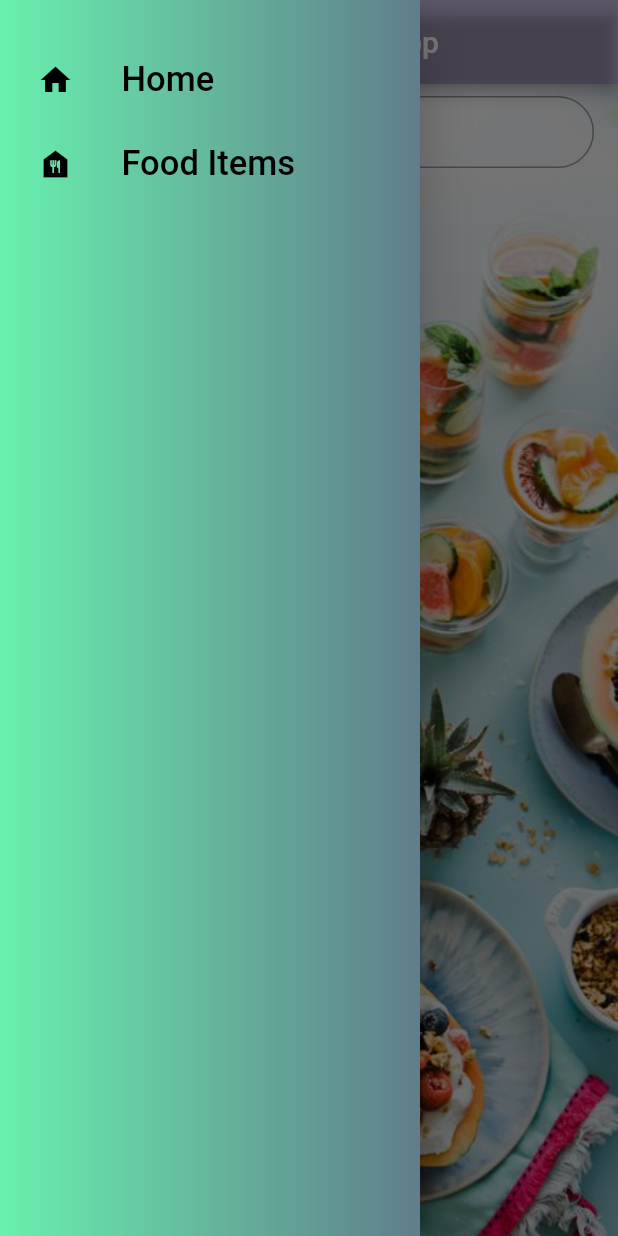
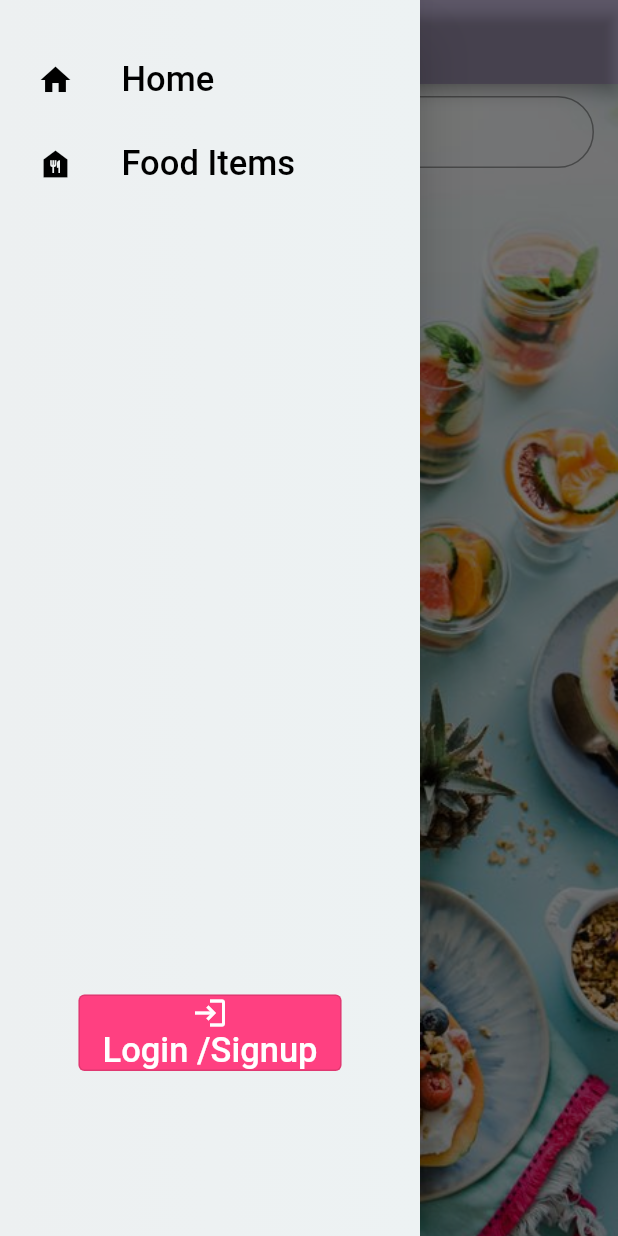
Before and after one commit to nyni123/recipeApp, a Flutter app: the screen it shows after launch, with the side drawer open, on a phone screen of 412 x 824 dp. Run offline on Flutter 3.47's test engine with Material 2 defaults, Android fonts, the phone set to English and light mode, and no system bars.

Commit message:
Added Login Page with some minor changes

```diff
--- a/lib/list_view.dart
+++ b/lib/list_view.dart
@@ -1,4 +1,5 @@
 import 'package:RecipeApp/food_items.dart';
+import 'package:RecipeApp/login.dart';
 import 'package:flutter/material.dart';
 
 class ListViewContanier extends StatelessWidget {
@@ -6,6 +7,11 @@ class ListViewContanier extends StatelessWidget {
 
   final String text1;
   final String text2;
+
+  void buttonPressed() {
+    Colors.amber;
+  }
+
   @override
   Widget build(context) {
     return Column(
@@ -15,10 +21,7 @@ class ListViewContanier extends StatelessWidget {
           children: [
             ListTile(
               contentPadding: EdgeInsets.zero,
-              leading: const Icon(
-                Icons.home,
-                color: Colors.black,
-              ),
+              leading: const Icon(Icons.home, color: Colors.black),
               title: Text(
                 text1,
                 textAlign: TextAlign.left,
@@ -45,6 +48,28 @@ class ListViewContanier extends StatelessWidget {
             ),
           ],
         ),
+        const Padding(padding: EdgeInsets.all(263)),
+        OutlinedButton(
+          style: const ButtonStyle(
+              backgroundColor: MaterialStatePropertyAll(Colors.pinkAccent)),
+          onPressed: () {
+            Navigator.push(context,
+                MaterialPageRoute(builder: (context) => const Login()));
+          },
+          child: Column(
+            children: const [
+              Icon(
+                Icons.login,
+                color: Colors.white,
+              ),
+              Text(
+                'Login /Signup',
+                style: TextStyle(fontSize: 23, color: Colors.white),
+                textAlign: TextAlign.center,
+              ),
+            ],
+          ),
+        ),
       ],
     );
   }
--- a/lib/main.dart
+++ b/lib/main.dart
@@ -14,17 +14,18 @@ class MainView extends StatelessWidget {
       home: SafeArea(
         child: Scaffold(
           appBar: AppBar(
-            title: const Text('Welcome to Recepie app'),
+            title: const Text(
+              '              Kitchen Mates',
+              textAlign: TextAlign.center,
+            ),
             backgroundColor: Colors.transparent,
           ),
           backgroundColor: Colors.deepPurple[100],
           body: const Display(),
           drawer: const Drawer(
             width: 280,
-            child: GradientContainer(
-              Colors.greenAccent,
-              Colors.blueGrey,
-            ),
+            child: GradientContainer(Color.fromARGB(255, 237, 240, 241),
+                Color.fromARGB(255, 237, 242, 243)),
           ),
         ),
       ),
```
Also changed, not shown: lib/login.dart (added, +54 -0 lines).
